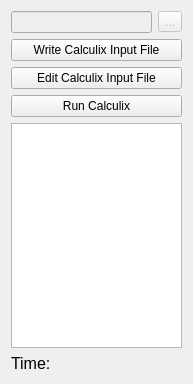
The window that src/Mod/Fem/MechanicalAnalysis.ui (berndhahnebach/All_FreeCAD) describes before a commit, drawn with Qt 5.
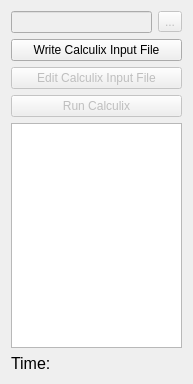
The same window after the commit.

Commit message:
FEM: Disable "open editor" and "run ccx" buttons.
This commit moves checking prerequisites to function. The function
is called before writing .inp file to make sure all required objects
are included in the analysis. "open editor" and "run ccx" buttons are
if check_prerequisites runs successfully.

Patch:
```diff
--- a/src/Mod/Fem/MechanicalAnalysis.ui
+++ b/src/Mod/Fem/MechanicalAnalysis.ui
@@ -47,6 +47,9 @@
    </item>
    <item>
     <widget class="QPushButton" name="pushButton_edit">
+     <property name="enabled">
+      <bool>false</bool>
+     </property>
      <property name="text">
       <string>Edit Calculix Input File</string>
      </property>
@@ -54,6 +57,9 @@
    </item>
    <item>
     <widget class="QPushButton" name="pushButton_generate">
+     <property name="enabled">
+      <bool>false</bool>
+     </property>
      <property name="text">
       <string>Run Calculix</string>
      </property>
```
The commit also changes 1 other file.
